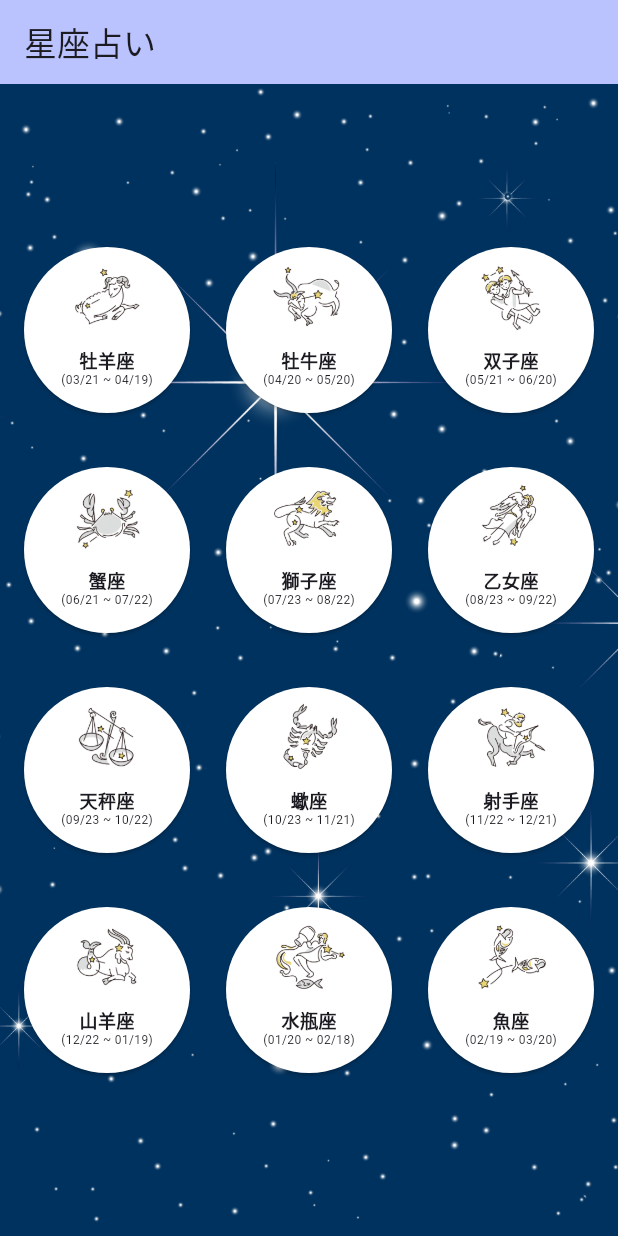
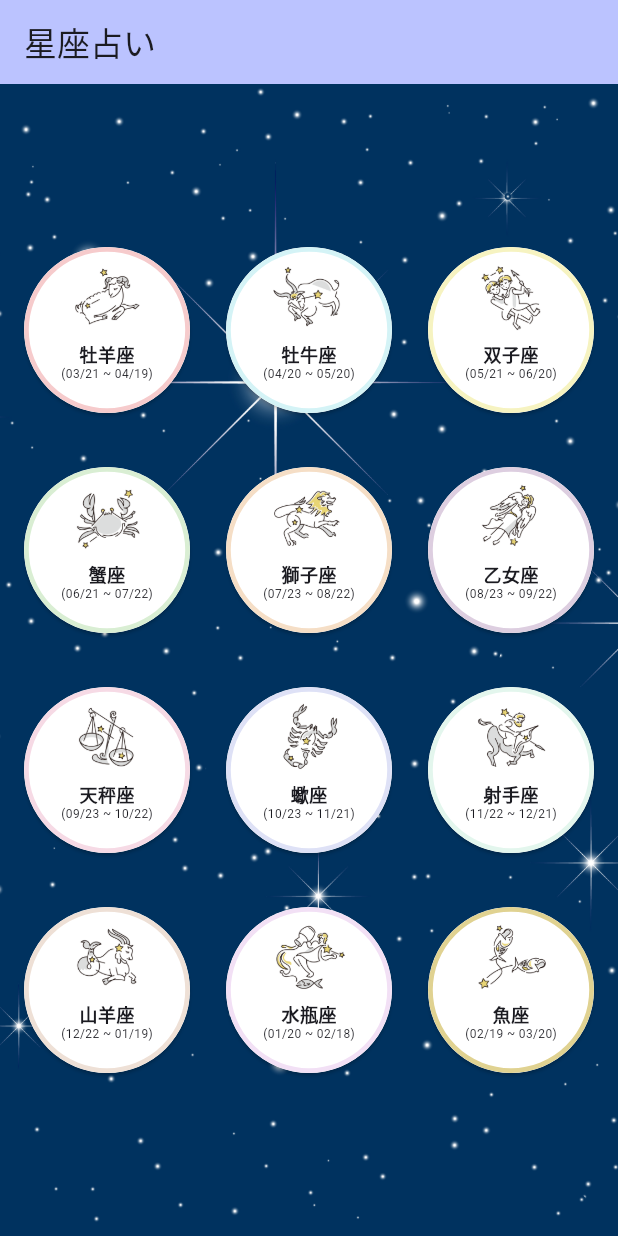
Before and after one commit to A-Yoshitsugu/horos-mobile, a Flutter app: the screen it shows after launch, on a phone screen of 412 x 824 dp. Run offline on Flutter 3.47's test engine with Material 2 defaults, Android fonts, the phone set to English and light mode, and no system bars.

Commit message:
border color set

```diff
--- a/lib/main.dart
+++ b/lib/main.dart
@@ -50,8 +50,11 @@ class _MyHomePageState extends State<MyHomePage> {
         color: const Color.fromRGBO(255, 255, 255, 1),
         shape: RoundedRectangleBorder(
           borderRadius: BorderRadius.circular(100),
+          side: BorderSide(
+            color: Color(int.parse(product.assetColor)),
+            width: 3.2,
+          ),
         ),
-        // TODO: Adjust card heights (103)
         child: Column(
           crossAxisAlignment: CrossAxisAlignment.center,
           children: <Widget>[
@@ -64,7 +67,7 @@ class _MyHomePageState extends State<MyHomePage> {
             ),
             Expanded(
               child: Padding(
-                padding: const EdgeInsets.only(top:5),
+                padding: const EdgeInsets.only(top:1),
                 child: Column(
                   crossAxisAlignment: CrossAxisAlignment.center,
                   children: <Widget>[
--- a/lib/model/product.dart
+++ b/lib/model/product.dart
@@ -1,4 +1,6 @@
 // Fluttee App Demo Code 転用
+
+import 'package:flutter/material.dart';
 
 enum Category {
   all,
@@ -10,15 +12,18 @@ class Product {
     required this.zodiacJP,
     required this.zodiac,
     required this.birth,
+    required this.color,
   });
 
   final int id;
   final String zodiacJP;
   final String zodiac;
   final String birth;
+  final String color;
 
   String get assetName => 'lib/assets/zodiac_signs/$zodiac.png';
   String get assetPackage => 'zodiac_signs';
+  String get assetColor => '0xFF$color';
 
   @override
   String toString() => "$zodiacJP (id=$id)";
--- a/lib/model/product_repository.dart
+++ b/lib/model/product_repository.dart
@@ -9,72 +9,84 @@ class ProductsRepository {
         zodiacJP: '牡羊座',
         zodiac: 'aries',
         birth: "(03/21 ~ 04/19)",
+        color: 'F6CBCC',
       ),
       Product(
         id: 1,
         zodiacJP: '牡牛座',
         zodiac: 'taurus',
         birth: "(04/20 ~ 05/20)",
+        color: 'D4F3F6',
       ),
       Product(
         id: 2,
         zodiacJP: '双子座',
         zodiac: 'gemini',
         birth: "(05/21 ~ 06/20)",
+        color: 'F6F3C1',
       ),
       Product(
         id: 3,
         zodiacJP: '蟹座',
         zodiac: 'cancer',
         birth: "(06/21 ~ 07/22)",
+        color: 'D9EED3',
       ),
       Product(
         id: 4,
         zodiacJP: '獅子座',
         zodiac: 'leo',
         birth: "(07/23 ~ 08/22)",
+        color: 'F5DEC6',
       ),
       Product(
         id: 5,
         zodiacJP: '乙女座',
         zodiac: 'virgo',
         birth: "(08/23 ~ 09/22)",
+        color: 'DDCEE0',
       ),
       Product(
         id: 6,
         zodiacJP: '天秤座',
         zodiac: 'libra',
         birth: "(09/23 ~ 10/22)",
+        color: 'F6DAE5',
       ),
       Product(
         id: 7,
         zodiacJP: '蠍座',
         zodiac: 'scorpius',
         birth: "(10/23 ~ 11/21)",
+        color: 'DEE1F6',
       ),
       Product(
         id: 8,
         zodiacJP: '射手座',
         zodiac: 'sagittarius',
         birth: "(11/22 ~ 12/21)",
+        color: 'E3F6ED',
       ),
       Product(
         id: 9,
         zodiacJP: '山羊座',
         zodiac: 'capricornus',
         birth: "(12/22 ~ 01/19)",
+        color: 'EEE0D6',
       ),
       Product(
         id: 10,
         zodiacJP: '水瓶座',
         zodiac: 'aquarius',
         birth: "(01/20 ~ 02/18)",
+        color: 'F2E0F5',
       ),
       Product(
         id: 11,
         zodiacJP: '魚座',
         zodiac: 'pisces',
         birth: "(02/19 ~ 03/20)",
+        color: 'E0D291',
       ),
     ];
     return allProducts;
```
